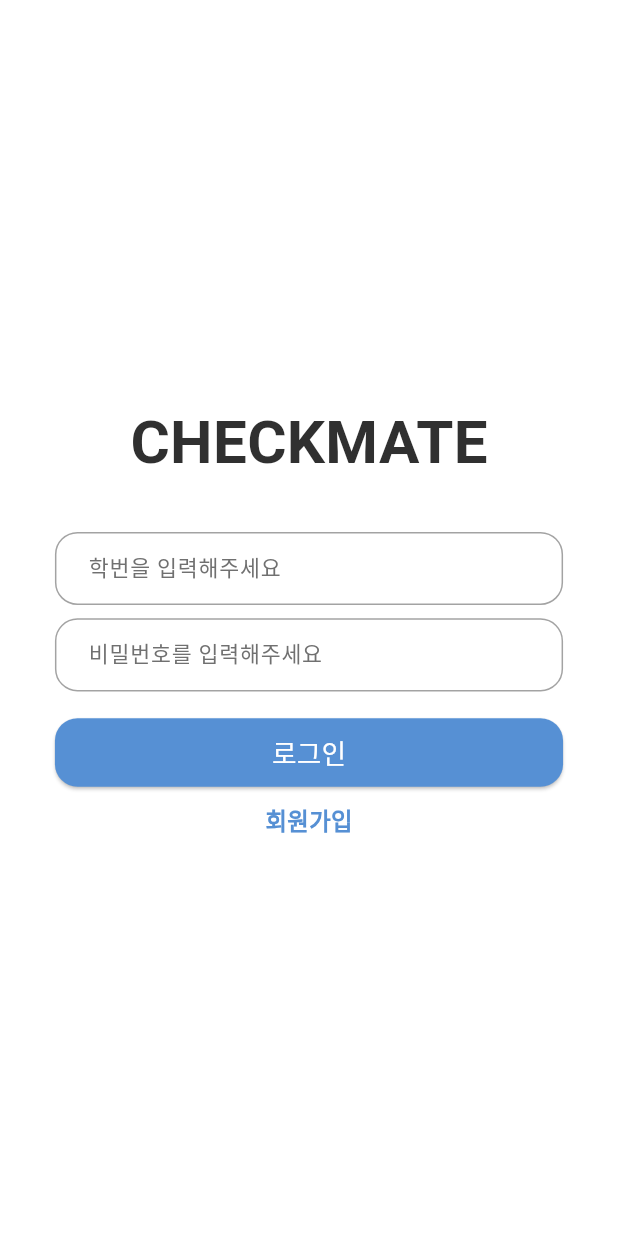
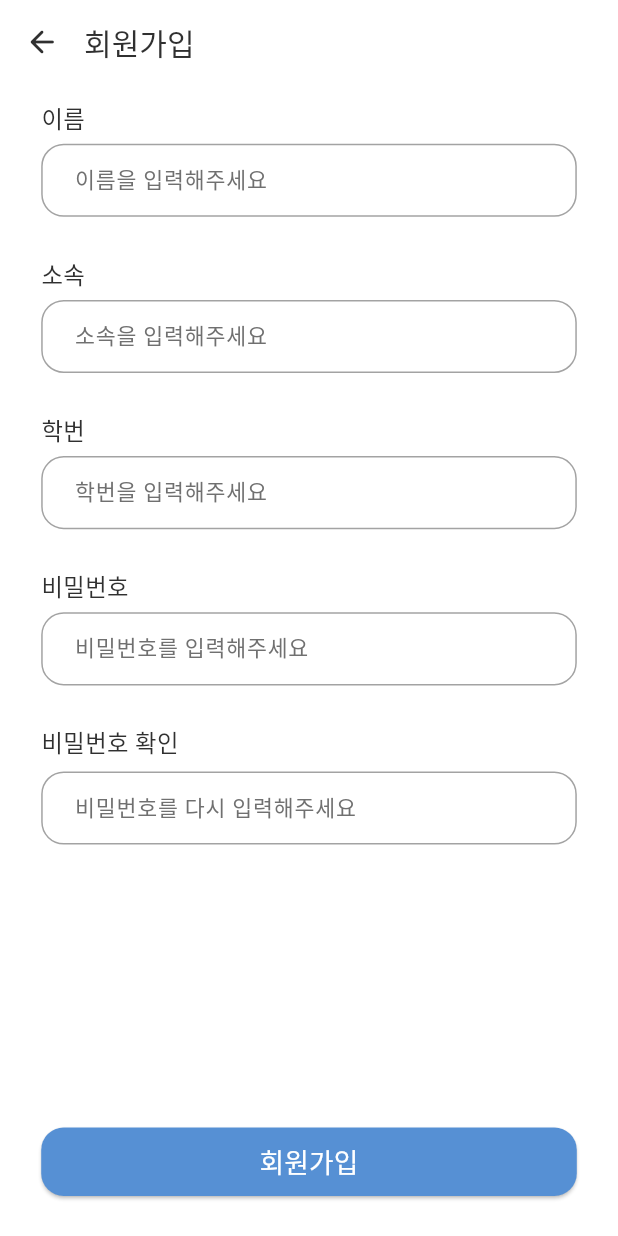
Before and after one commit to ManaP0tion/Checkmate_Flutter, a Flutter app: the StartPage screen opened directly, after a tap on "회원가입", on a phone screen of 412 x 824 dp. Run offline on Flutter 3.47's test engine with Material 3 defaults, Android fonts, the phone set to English and light mode, and no system bars; our stand-ins replace flutter_screenutil, lottie; missing offline and left inert: qr_code_scanner_plus; Roboto replaces fonts that are missing (pretendard-medium).

Commit message:
feat: 회원가입 화면, 출석체크 화면 ui 구현

```diff
--- /dev/null
+++ b/lib/models/lecture.dart
@@ -0,0 +1,6 @@
+class Lecture{
+  String name;
+  String division;
+
+  Lecture({required this.name, required this.division});
+}
--- /dev/null
+++ b/lib/pages/register_page.dart
@@ -0,0 +1,117 @@
+import 'package:flutter/material.dart';
+import 'package:flutter_screenutil/flutter_screenutil.dart';
+import 'package:pp/customWidgets/custom_text_field.dart';
+import 'package:pp/themes/styles.dart';
+import 'package:pp/themes/colors.dart';
+
+class RegisterPage extends StatefulWidget {
+  const RegisterPage({super.key});
+
+  @override
+  State<RegisterPage> createState() => _RegisterPageState();
+}
+
+class _RegisterPageState extends State<RegisterPage> {
+  final _nameController = TextEditingController();
+  final _idController = TextEditingController();
+  final _passwordController = TextEditingController();
+  final _passwordCheckController = TextEditingController();
+  final _majorController = TextEditingController();
+
+  @override
+  void dispose(){
+    _nameController.dispose();
+    _idController.dispose();
+    _passwordController.dispose();
+    _passwordCheckController.dispose();
+    _majorController.dispose();
+    super.dispose();
+  }
+
+  @override
+  Widget build(BuildContext context) {
+    return Scaffold(
+      backgroundColor: white,
+      appBar: AppBar(
+        backgroundColor: white,
+        surfaceTintColor: Colors.transparent,
+        titleSpacing: 0,
+        title: Text('회원가입', style: mediumBlack18),
+        leading: IconButton(
+          icon: Icon(Icons.arrow_back_rounded, color: black, size: 24),
+          onPressed: () {
+            Navigator.pop(context);
+          }
+        )
+      ),
+      body: SafeArea(
+        top: false,
+        child: SingleChildScrollView(
+          child: Padding(
+          padding: EdgeInsets.only(left: 24.w, right: 24.w, top: 10.h),
+            child: Column(
+              crossAxisAlignment: CrossAxisAlignment.start,
+              children: [
+                Text('이름', style: mediumBlack14),
+                SizedBox(height: 6.h),
+                CustomTextField(
+                  controller: _nameController,
+                  name: '이름을 입력해주세요',
+                  inputType: TextInputType.text,
+                ),
+                SizedBox(height: 24.h),
+                Text('소속', style: mediumBlack14),
+                SizedBox(height: 6.h),
+                CustomTextField(
+                  controller: _majorController,
+                  name: '소속을 입력해주세요',
+                  inputType: TextInputType.text,
+                ),
+                SizedBox(height: 24.h),
+                Text('학번', style: mediumBlack14),
+                SizedBox(height: 6.h),
+                CustomTextField(
+                  controller: _idController,
+                  name: '학번을 입력해주세요',
+                  inputType: TextInputType.text,
+                ),
+                SizedBox(height: 24.h),
+                Text('비밀번호', style: mediumBlack14),
+                SizedBox(height: 6.h),
+                CustomTextField(
+                  controller: _passwordController,
+                  name: '비밀번호를 입력해주세요',
+                  obscureText: true,
+                  inputType: TextInputType.visiblePassword,
+                ),
+                SizedBox(height: 24.h),
+                Text('비밀번호 확인', style: mediumBlack14),
+                SizedBox(height: 6.h),
+                CustomTextField(
+                  controller: _passwordCheckController,
+                  name: '비밀번호를 다시 입력해주세요',
+                  obscureText: true,
+                  inputType: TextInputType.visiblePassword,
+                ),
+                SizedBox(height: 24.h),
+              ]
+            ),
+      )
+      )
+      ),
+      bottomNavigationBar: Padding(
+        padding: EdgeInsets.only(left: 24.w, right: 24.w, bottom: 24.h),
+        child: SizedBox(
+          height: 41.h,
+          child: ElevatedButton(
+            onPressed: () {
+              print("Register Button clicked!");
+            },
+            style: btnBlueRound15,
+            child: Text("회원가입", style: mediumWhite16),
+          ),
+        ),
+      ),
+    );
+  }
+}
--- a/lib/startPage/start_page.dart
+++ b/lib/pages/start_page.dart
@@ -1,20 +1,29 @@
 import 'package:flutter/material.dart';
 import 'package:flutter_screenutil/flutter_screenutil.dart';
-import 'package:pp/startPage/custom_text_field.dart';
+import 'package:pp/customWidgets//custom_text_field.dart';
+import 'package:pp/pages/register_page.dart';
+import 'package:pp/pages/home_page.dart';
 import 'package:pp/themes/styles.dart';
 import 'package:pp/themes/colors.dart';
 
 class StartPage extends StatefulWidget {
   StartPage({super.key});
 
-  final idController = TextEditingController();
-  final passwordController = TextEditingController();
-
   @override
   State<StartPage> createState() => _StartPageState();
 }
 
 class _StartPageState extends State<StartPage> {
+  final _idController = TextEditingController();
+  final _passwordController = TextEditingController();
+
+  @override
+  void dispose(){
+    _idController.dispose();
+    _passwordController.dispose();
+    super.dispose();
+  }
+
   @override
   Widget build(BuildContext context) {
     return Scaffold(
@@ -30,13 +39,13 @@ class _StartPageState extends State<StartPage> {
                   Text("CHECKMATE", style: boldBlack36),
                   SizedBox(height: 28.h),
                   CustomTextField(
-                    controller: widget.idController,
+                    controller: _idController,
                     name: '학번을 입력해주세요',
                     inputType: TextInputType.text,
                   ),
                   SizedBox(height: 8.h),
                   CustomTextField(
-                    controller: widget.passwordController,
+                    controller: _passwordController,
                     name: '비밀번호를 입력해주세요',
                     obscureText: true,
                     inputType: TextInputType.visiblePassword
@@ -47,7 +56,10 @@ class _StartPageState extends State<StartPage> {
                     height: 41.h,
                     child: ElevatedButton(
                       onPressed: () {
-                        print("Login Button clicked!");
+                        Navigator.push(
+                          context,
+                          MaterialPageRoute(builder: (context) => HomePage()),
+                        );
                       },
                       style: btnBlueRound15,
                       child: Text("로그인", style: mediumWhite16),
@@ -57,7 +69,10 @@ class _StartPageState extends State<StartPage> {
                   InkWell(
                     child: Text('회원가입', style: boldBlack16.copyWith(fontSize: 14.sp, color: blue)),
                     onTap: () {
-
+                      Navigator.push(
+                        context,
+                        MaterialPageRoute(builder: (context) => RegisterPage()),
+                      );
                     },
                   )
                 ]
--- a/pubspec.yaml
+++ b/pubspec.yaml
@@ -27,6 +27,7 @@ dependencies:
     sdk: flutter
   flutter_screenutil: 5.9.3
   qr_code_scanner_plus: ^2.0.10+1
+  lottie: ^3.3.1
 
 
   # The following adds the Cupertino Icons font to your application.
@@ -45,8 +46,8 @@ dev_dependencies:
 
 # The following section is specific to Flutter packages.
 flutter:
-  #assets:
-   # - assets/
+  assets:
+    - assets/
 
   fonts:
     - family: pretendard-semibold
```
Also changed, not shown: assets/lottie_ble.json (added, +1 -0 lines), lib/customWidgets/lecture_tile.dart (renamed from lib/homePage/lecture_tile.dart, +5 -10 lines), lib/main.dart (+4 -4 lines), lib/models/user.dart (added, +8 -0 lines), lib/pages/home_page.dart (renamed from lib/homePage/home_page.dart, +5 -12 lines), lib/pages/scan_ble_page.dart (added, +46 -0 lines), lib/pages/show_qr_page.dart (added, +53 -0 lines), lib/startPage/sign_up_page.dart (deleted, +0 -46 lines), lib/customWidgets/custom_text_field.dart (renamed from lib/startPage/custom_text_field.dart), lib/pages/scan_qr_page.dart (renamed from lib/qr_scan_page.dart), pubspec.lock.
